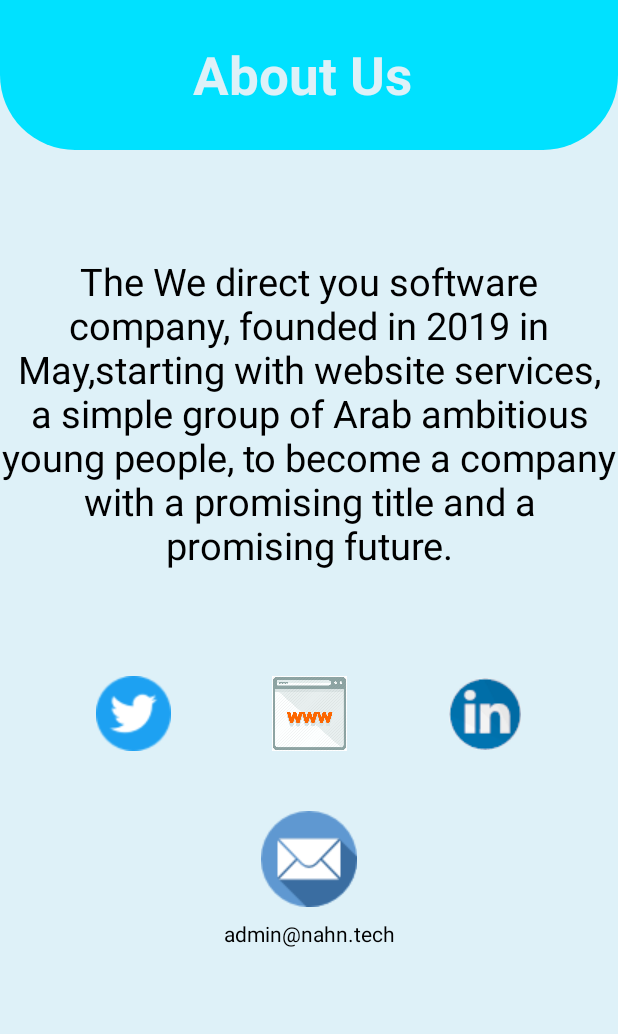
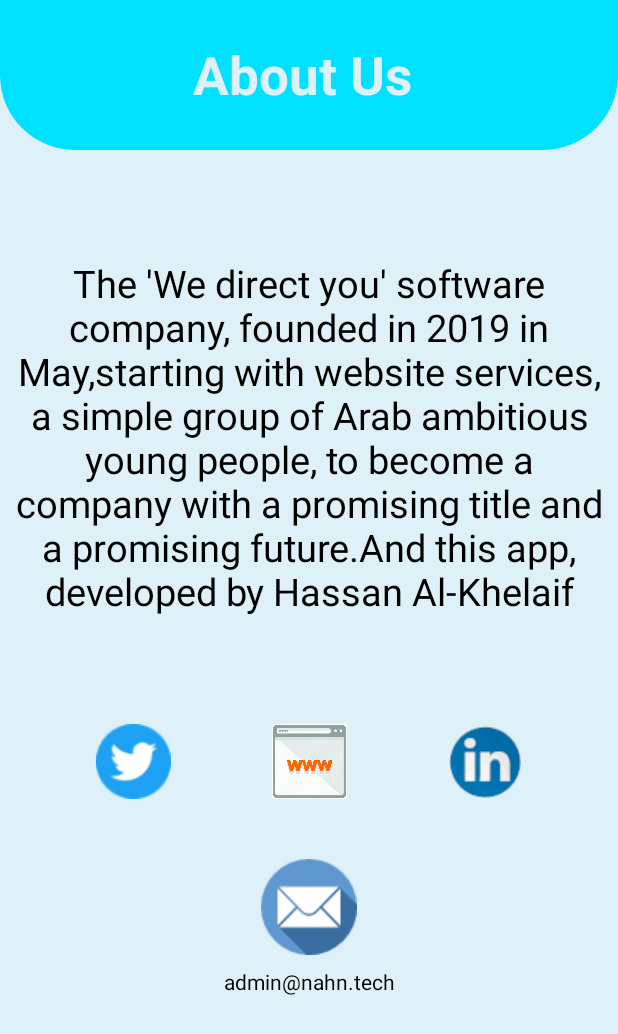
Before and after one commit to hassan1091/okke-android, an Android app: the AboutUsActivity screen opened directly, with no data from a screen before it, on a phone screen of 412 x 824 dp. Shown: the top 1034 px of the screen. Run offline under Robolectric (Android 15) with nearby library versions, the phone set to English and light mode, and no system bars.

Commit message:
تم الانتهاء من التطبيبق وتحسين الكود تم حل مشكلة عدم تشغيل fragment عند نتيجة اقل من ثلاث روابط تعديل about us

```diff
--- a/app/src/main/res/layout/activity_about_us.xml
+++ b/app/src/main/res/layout/activity_about_us.xml
@@ -25,12 +25,11 @@
         android:id="@+id/textView2"
         android:layout_width="wrap_content"
         android:layout_height="wrap_content"
-        android:layout_marginStart="8dp"
         android:layout_marginTop="70dp"
-        android:layout_marginEnd="8dp"
         android:gravity="center"
         android:text="@string/about_us_description"
         android:textColor="#000000"
+        android:padding="1dp"
         android:textSize="25dp"
         app:layout_constraintEnd_toEndOf="parent"
         app:layout_constraintStart_toStartOf="parent"
--- a/app/src/main/res/values/strings.xml
+++ b/app/src/main/res/values/strings.xml
@@ -9,6 +9,6 @@
     <string name="Put_the_link_here">Put the link here. . .</string>
     <string name="You_do_not_have_internet_please_try_again_later">You do not have internet, please try again later</string>
     <string name="Who_are_we">"About Us "</string>
-    <string name="about_us_description">The "We direct you" software company, founded in 2019 in May,starting with website services, a simple group of Arab ambitious young people, to become a company with a promising title and a promising future.</string>
+    <string name="about_us_description">The "'We direct you'"  software company, founded in 2019 in May,starting with website services, a simple group of Arab ambitious young people, to become a company with a promising title and a promising future.And this app, developed by Hassan Al-Khelaif</string>
     <string name="Add_the_link">add the link</string>
 </resources>
```
Also changed, not shown: 1 other file.
